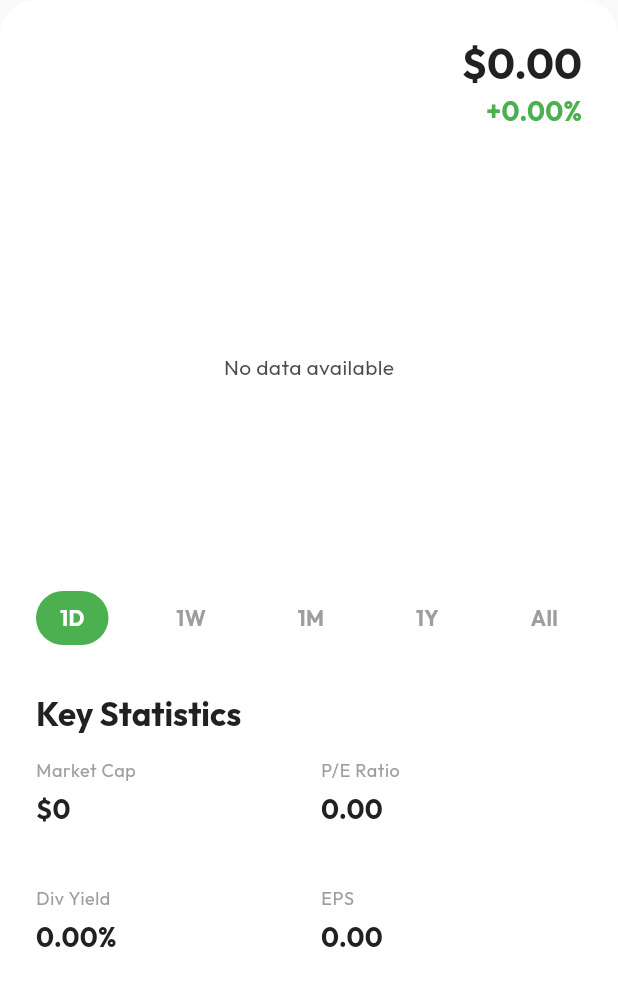
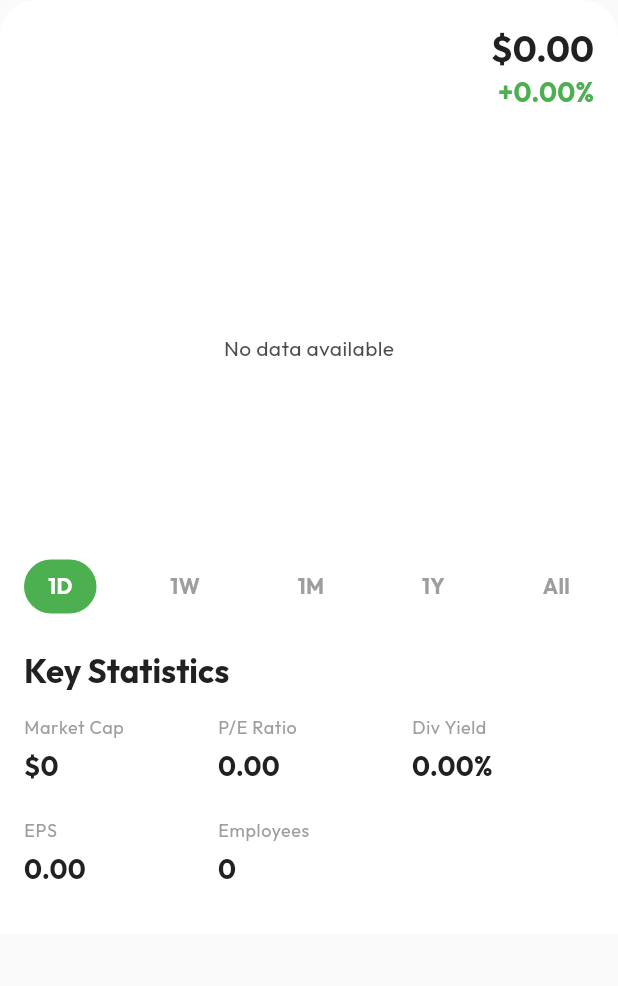
Before and after one commit to swoaib/Investr, a Flutter app: the StockDetailBottomSheet widget shown alone on an empty page, opened directly with empty values, on a phone screen of 412 x 824 dp. Shown: the top 986 px of the screen. Run offline on Flutter 3.47's test engine with Material 3 defaults, Android fonts, the phone set to English and light mode, and no system bars; our stand-ins replace fl_chart, go_router, google_fonts, shared_preferences; accounts and stored records are empty; network calls fail.

Commit message:
feat: refactor stock detail bottom sheet layout with `SingleChildScrollView` and chart grid lines, and format debug print statements.

```diff
--- a/lib/src/features/market_data/data/stock_repository.dart
+++ b/lib/src/features/market_data/data/stock_repository.dart
@@ -74,8 +74,9 @@ class StockRepository {
           }
         }
       } else {
-        if (kDebugMode)
+        if (kDebugMode) {
           print('Failed to fetch group data: ${response.statusCode}');
+        }
         // Fallback: If group fetch fails (e.g. 403 or Holiday), return empty list or try individual fallback?
         // For now, return empty to avoid hanging.
       }
@@ -119,8 +120,9 @@ class StockRepository {
           );
         }
       } else {
-        if (kDebugMode)
+        if (kDebugMode) {
           print('Failed to fetch stock $symbol: ${response.statusCode}');
+        }
       }
     } catch (e) {
       if (kDebugMode) print('Error fetching stock $symbol: $e');
--- a/lib/src/features/market_data/presentation/stock_detail_bottom_sheet.dart
+++ b/lib/src/features/market_data/presentation/stock_detail_bottom_sheet.dart
@@ -133,13 +133,14 @@ class _StockDetailBottomSheetState extends State<StockDetailBottomSheet> {
     final color = isPositive ? AppTheme.primaryGreen : Colors.red;
 
     return Container(
-      height: MediaQuery.of(context).size.height * 0.85, // Increased height
       decoration: BoxDecoration(
         color: theme.cardTheme.color,
         borderRadius: const BorderRadius.vertical(top: Radius.circular(24)),
       ),
-      padding: const EdgeInsets.all(24),
+      padding: const EdgeInsets.all(16),
+      child: SingleChildScrollView(
         child: Column(
+          mainAxisSize: MainAxisSize.min,
           crossAxisAlignment: CrossAxisAlignment.start,
           children: [
             // Header
@@ -151,7 +152,7 @@ class _StockDetailBottomSheetState extends State<StockDetailBottomSheet> {
                   children: [
                     Text(
                       _stock.symbol,
-                    style: theme.textTheme.headlineLarge?.copyWith(
+                      style: theme.textTheme.headlineSmall?.copyWith(
                         fontWeight: FontWeight.bold,
                       ),
                     ),
@@ -168,7 +169,7 @@ class _StockDetailBottomSheetState extends State<StockDetailBottomSheet> {
                   children: [
                     Text(
                       currencyFormat.format(_stock.price),
-                    style: theme.textTheme.headlineMedium?.copyWith(
+                      style: theme.textTheme.headlineSmall?.copyWith(
                         fontWeight: FontWeight.bold,
                       ),
                     ),
@@ -200,18 +201,125 @@ class _StockDetailBottomSheetState extends State<StockDetailBottomSheet> {
                     )
                   : LineChart(
                       LineChartData(
-                      gridData: const FlGridData(show: false),
-                      titlesData: const FlTitlesData(show: false),
-                      borderData: FlBorderData(show: false),
+                        gridData: FlGridData(
+                          show: true,
+                          drawVerticalLine: false,
+                          horizontalInterval: null,
+                          getDrawingHorizontalLine: (value) {
+                            return FlLine(
+                              color: Colors.grey.withValues(alpha: 0.2),
+                              strokeWidth: 1,
+                            );
+                          },
+                        ),
+                        titlesData: FlTitlesData(
+                          show: true,
+                          leftTitles: const AxisTitles(
+                            sideTitles: SideTitles(showTitles: false),
+                          ),
+                          topTitles: const AxisTitles(
+                            sideTitles: SideTitles(showTitles: false),
+                          ),
+                          bottomTitles: AxisTitles(
+                            sideTitles: SideTitles(
+                              showTitles: true,
+                              reservedSize: 20,
+                              interval: null,
+                              getTitlesWidget: (value, meta) {
+                                final date =
+                                    DateTime.fromMillisecondsSinceEpoch(
+                                      value.toInt(),
+                                    );
+
+                                // Show only first and last date to avoid crowding
+                                if (value == meta.min || value == meta.max) {
+                                  String formatted;
+                                  if (_selectedInterval == '1D') {
+                                    formatted = DateFormat(
+                                      'HH:mm',
+                                    ).format(date);
+                                  } else if (_selectedInterval == '1W') {
+                                    formatted = DateFormat('EEE').format(date);
+                                  } else if (_selectedInterval == '1M') {
+                                    formatted = DateFormat(
+                                      'MMM d',
+                                    ).format(date);
+                                  } else {
+                                    formatted = DateFormat(
+                                      'MMM yy',
+                                    ).format(date);
+                                  }
+
+                                  return Padding(
+                                    padding: const EdgeInsets.only(top: 8),
+                                    child: Text(
+                                      formatted,
+                                      style: TextStyle(
+                                        color: Colors.grey,
+                                        fontSize: 10,
+                                      ),
+                                    ),
+                                  );
+                                }
+                                return const SizedBox();
+                              },
+                            ),
+                          ),
+                          rightTitles: AxisTitles(
+                            sideTitles: SideTitles(
+                              showTitles: true,
+                              reservedSize: 35,
+                              maxIncluded: false,
+                              minIncluded: false,
+                              getTitlesWidget: (value, meta) {
+                                return Padding(
+                                  padding: const EdgeInsets.only(left: 8),
+                                  child: Text(
+                                    '\$${value.toStringAsFixed(0)}',
+                                    style: const TextStyle(
+                                      color: Colors.grey,
+                                      fontSize: 10,
+                                    ),
+                                  ),
+                                );
+                              },
+                            ),
+                          ),
+                        ),
+                        borderData: FlBorderData(
+                          show: true,
+                          border: Border(
+                            right: BorderSide(
+                              color: Colors.grey.withValues(alpha: 0.2),
+                              width: 1,
+                            ),
+                            bottom: BorderSide(
+                              color: Colors.grey.withValues(alpha: 0.2),
+                              width: 1,
+                            ),
+                          ),
+                        ),
                         lineTouchData: LineTouchData(
                           touchTooltipData: LineTouchTooltipData(
                             getTooltipItems: (List<LineBarSpot> touchedBarSpots) {
                               return touchedBarSpots.map((barSpot) {
+                                final date =
+                                    DateTime.fromMillisecondsSinceEpoch(
+                                      barSpot.x.toInt(),
+                                    );
+                                String dateStr;
+                                if (_selectedInterval == '1D') {
+                                  dateStr = DateFormat('HH:mm').format(date);
+                                } else {
+                                  dateStr = DateFormat('MMM d, y').format(date);
+                                }
+
                                 return LineTooltipItem(
-                                barSpot.y.toStringAsFixed(2),
+                                  '\$${barSpot.y.toStringAsFixed(2)}\n$dateStr',
                                   const TextStyle(
                                     color: Colors.white,
                                     fontWeight: FontWeight.bold,
+                                    fontSize: 12,
                                   ),
                                 );
                               }).toList();
@@ -230,7 +338,7 @@ class _StockDetailBottomSheetState extends State<StockDetailBottomSheet> {
                                 .toList(),
                             isCurved: true,
                             color: color,
-                          barWidth: 3,
+                            barWidth: 2,
                             isStrokeCapRound: true,
                             dotData: const FlDotData(show: false),
                             belowBarData: BarAreaData(
@@ -242,7 +350,7 @@ class _StockDetailBottomSheetState extends State<StockDetailBottomSheet> {
                       ),
                     ),
             ),
-          const SizedBox(height: 24),
+            const SizedBox(height: 16),
 
             // Interval Selector
             Row(
@@ -276,7 +384,7 @@ class _StockDetailBottomSheetState extends State<StockDetailBottomSheet> {
                 );
               }).toList(),
             ),
-          const SizedBox(height: 32),
+            const SizedBox(height: 24),
 
             // Key Statistics Title
             Text(
@@ -288,12 +396,13 @@ class _StockDetailBottomSheetState extends State<StockDetailBottomSheet> {
             const SizedBox(height: 16),
 
             // Statistics Grid
-          Expanded(
-            child: GridView.count(
-              crossAxisCount: 2,
-              crossAxisSpacing: 16,
-              mainAxisSpacing: 16,
-              childAspectRatio: 2.5,
+            GridView.count(
+              crossAxisCount: 3,
+              crossAxisSpacing: 8,
+              mainAxisSpacing: 8,
+              childAspectRatio: 2,
+              shrinkWrap: true,
+              physics: const NeverScrollableScrollPhysics(),
               children: [
                 _buildStatItem(
                   'Market Cap',
@@ -324,8 +433,8 @@ class _StockDetailBottomSheetState extends State<StockDetailBottomSheet> {
                 ),
               ],
             ),
+          ],
         ),
-        ],
       ),
     );
   }
```
Lines whose indentation alone changed are shown as unchanged.
